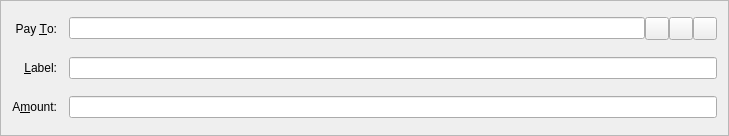
baldurodinsson/auroracoin-project, file src/qt/forms/sendcoinsentry.ui: the form before one commit.
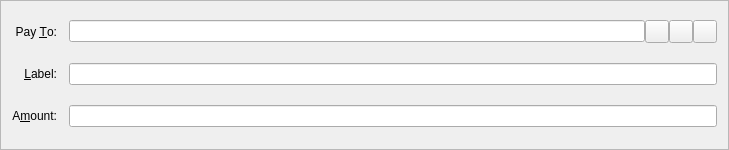
The form after the commit. Icons and pictures are not drawn. Custom widgets are drawn as their Qt base class.

```diff
--- a/src/qt/forms/sendcoinsentry.ui
+++ b/src/qt/forms/sendcoinsentry.ui
@@ -7,7 +7,7 @@
     <x>0</x>
     <y>0</y>
     <width>729</width>
-    <height>136</height>
+    <height>150</height>
    </rect>
   </property>
   <property name="windowTitle">
@@ -52,23 +52,6 @@
    <item row="5" column="1">
     <widget class="BitcoinAmountField" name="payAmount"/>
    </item>
-   <item row="4" column="1">
-    <layout class="QHBoxLayout" name="horizontalLayout_2">
-     <property name="spacing">
-      <number>0</number>
-     </property>
-     <item>
-      <widget class="QValidatedLineEdit" name="addAsLabel">
-       <property name="enabled">
-        <bool>true</bool>
-       </property>
-       <property name="toolTip">
-        <string>Enter a label for this address to add it to your address book</string>
-       </property>
-      </widget>
-     </item>
-    </layout>
-   </item>
    <item row="4" column="0">
     <widget class="QLabel" name="label_4">
      <property name="text">
@@ -147,8 +130,15 @@
      </item>
     </layout>
    </item>
-  </layout>
- </widget>
+   <item row="4" column="1">
+    <widget class="QValidatedLineEdit" name="addAsLabel">
+        <property name="toolTip">
+      <string>Enter a label for this address to add it to your address book</string>
+      </property>
+     </widget>
+    </item>
+   </layout>
+  </widget>
  <customwidgets>
   <customwidget>
    <class>BitcoinAmountField</class>
```
Left out of the diff: 7 changed lines with no effect on the pictures.
